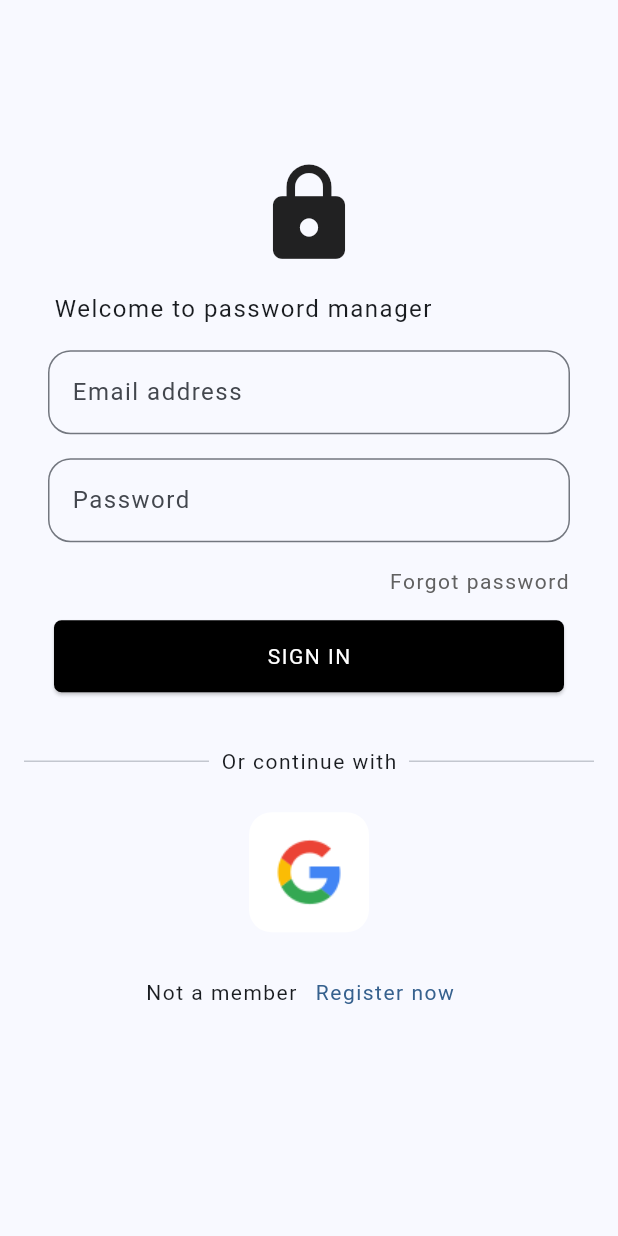
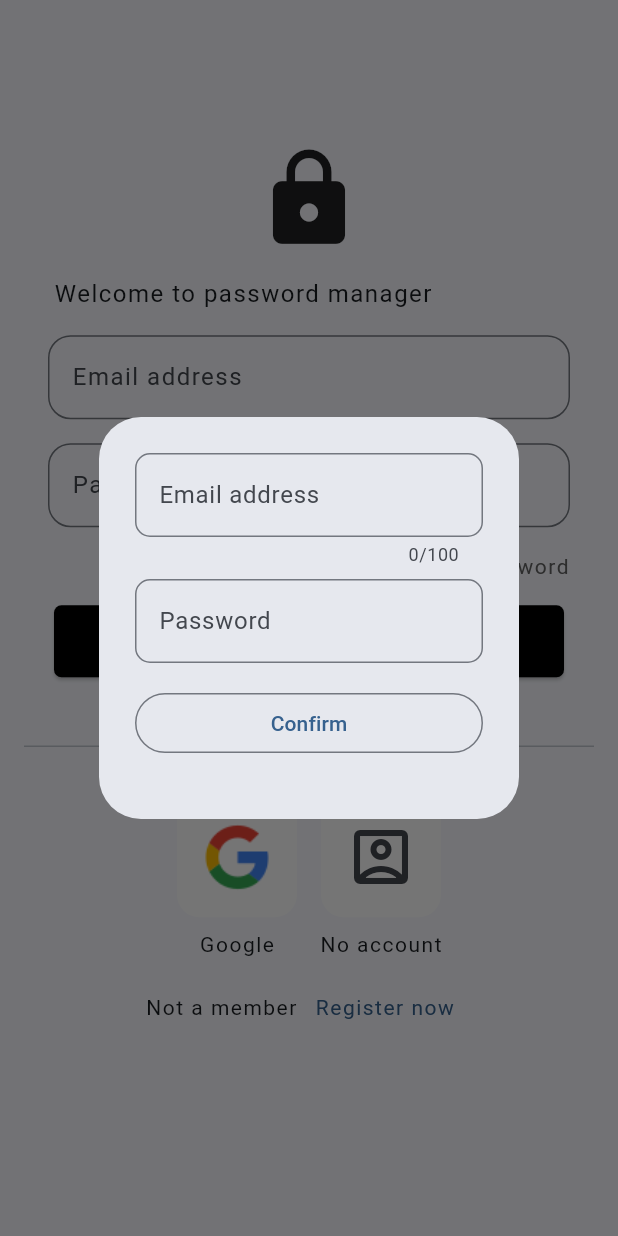
Before and after one commit to NetoBatista/password_manager, a Flutter app: the screen it shows after launch, after a tap on "Register now", on a phone screen of 412 x 824 dp. Run offline on Flutter 3.47's test engine with Material 2 defaults, Android fonts, the phone set to English and light mode, and no system bars; our stand-ins replace localization.

Commit message:
new account screen

```diff
--- /dev/null
+++ b/lib/core/model/new_account_model.dart
@@ -0,0 +1,10 @@
+class NewAccountModel {
+  String emailAddress;
+
+  String password;
+
+  NewAccountModel({
+    required this.emailAddress,
+    required this.password,
+  });
+}
--- a/lib/features/login/login_page.dart
+++ b/lib/features/login/login_page.dart
@@ -1,6 +1,7 @@
 import 'package:flutter/material.dart';
 import 'package:localization/localization.dart';
 import 'package:password_manager/extension/navigation_extension.dart';
+import 'package:password_manager/features/new_account/new_account_page.dart';
 import 'package:password_manager/validator/form_validator.dart';
 
 class LoginPage extends StatefulWidget {
@@ -81,7 +82,7 @@ class _LoginPageState extends State<LoginPage> {
                 padding: const EdgeInsets.fromLTRB(36, 16, 36, 36),
                 child: ElevatedButton(
                   onPressed: () {
-                    context.pushNamed('/home');
+                    context.pushNamedAndRemoveUntil('/home');
                   },
                   style: ElevatedButton.styleFrom(
                     backgroundColor: Colors.black,
@@ -112,6 +113,11 @@ class _LoginPageState extends State<LoginPage> {
                   ],
                 ),
               ),
+              Row(
+                mainAxisAlignment: MainAxisAlignment.center,
+                children: [
+                  Column(
+                    children: [
                       IconButton(
                         highlightColor: Colors.transparent,
                         onPressed: () {},
@@ -129,6 +135,33 @@ class _LoginPageState extends State<LoginPage> {
                           ),
                         ),
                       ),
+                      const Text('Google'),
+                    ],
+                  ),
+                  Column(
+                    children: [
+                      IconButton(
+                        highlightColor: Colors.transparent,
+                        onPressed: () {},
+                        icon: Container(
+                          decoration: BoxDecoration(
+                            borderRadius: BorderRadius.circular(15),
+                            color: Colors.white,
+                          ),
+                          child: const Padding(
+                            padding: EdgeInsets.all(16.0),
+                            child: Icon(
+                              Icons.account_box_outlined,
+                              size: 48,
+                            ),
+                          ),
+                        ),
+                      ),
+                      Text('no_account'.i18n())
+                    ],
+                  ),
+                ],
+              ),
               Padding(
                 padding: const EdgeInsets.only(top: 8, bottom: 32),
                 child: Row(
@@ -137,9 +170,19 @@ class _LoginPageState extends State<LoginPage> {
                     Flexible(child: Text('not_a_member'.i18n())),
                     Flexible(
                       child: TextButton(
-                      onPressed: () {},
+                        onPressed: () {
+                          showDialog(
+                            context: context,
+                            builder: (BuildContext context) {
+                              return const AlertDialog(
+                                content: NewAccountPage(),
+                              );
+                            },
+                          );
+                        },
                         child: Text('register_now'.i18n()),
-                    )),
+                      ),
+                    ),
                   ],
                 ),
               )
--- /dev/null
+++ b/lib/features/new_account/new_account_controller.dart
@@ -0,0 +1,14 @@
+import 'package:flutter/material.dart';
+import 'package:localization/localization.dart';
+import 'package:password_manager/core/model/new_account_model.dart';
+
+class NewAccountController {
+  var isLoadingNotifier = ValueNotifier<bool>(false);
+  var alertMessageNotifier = ValueNotifier<String>('');
+
+  Future<void> submit(NewAccountModel accountModel) async {
+    try {} catch (error) {
+      alertMessageNotifier.value = 'error_default'.i18n();
+    }
+  }
+}
--- /dev/null
+++ b/lib/features/new_account/new_account_page.dart
@@ -0,0 +1,102 @@
+import 'package:flutter/material.dart';
+import 'package:localization/localization.dart';
+import 'package:password_manager/core/model/new_account_model.dart';
+import 'package:password_manager/features/new_account/new_account_controller.dart';
+
+class NewAccountPage extends StatefulWidget {
+  const NewAccountPage({super.key});
+
+  @override
+  State<NewAccountPage> createState() => _NewAccountPageState();
+}
+
+class _NewAccountPageState extends State<NewAccountPage> {
+  final _controller = NewAccountController();
+  final _newAccountModel = NewAccountModel(
+    emailAddress: '',
+    password: '',
+  );
+
+  @override
+  Widget build(BuildContext context) {
+    return ValueListenableBuilder(
+      valueListenable: _controller.isLoadingNotifier,
+      builder: (context, valueIsLoadingNotifier, snapshot) {
+        return Padding(
+          padding: const EdgeInsets.only(top: 8.0),
+          child: Column(
+            crossAxisAlignment: CrossAxisAlignment.stretch,
+            mainAxisSize: MainAxisSize.min,
+            children: [
+              TextFormField(
+                enabled: !valueIsLoadingNotifier,
+                initialValue: _newAccountModel.emailAddress,
+                maxLength: 100,
+                decoration: InputDecoration(
+                  labelText: 'email_address'.i18n(),
+                  border: OutlineInputBorder(
+                    borderRadius: BorderRadius.circular(10.0),
+                  ),
+                ),
+                onChanged: (String? value) {
+                  _newAccountModel.emailAddress = value ?? '';
+                },
+              ),
+              const SizedBox(height: 8),
+              TextFormField(
+                enabled: !valueIsLoadingNotifier,
+                initialValue: _newAccountModel.password,
+                obscureText: true,
+                decoration: InputDecoration(
+                  labelText: 'password'.i18n(),
+                  border: OutlineInputBorder(
+                    borderRadius: BorderRadius.circular(10.0),
+                  ),
+                ),
+                onChanged: (String? value) {
+                  _newAccountModel.password = value ?? '';
+                },
+              ),
+              const SizedBox(height: 16),
+              OutlinedButton(
+                onPressed: valueIsLoadingNotifier
+                    ? null
+                    : () => _controller.submit(_newAccountModel),
+                child: Text('confirm'.i18n()),
+              ),
+              const SizedBox(height: 16),
+              Visibility(
+                visible: valueIsLoadingNotifier,
+                child: const LinearProgressIndicator(),
+              ),
+              ValueListenableBuilder(
+                valueListenable: _controller.alertMessageNotifier,
+                builder: (context, valueAlertMessage, snapshot) {
+                  return Visibility(
+                    visible: valueAlertMessage.isNotEmpty,
+                    child: Row(
+                      children: [
+                        const Icon(
+                          Icons.info_outline,
+                          color: Colors.red,
+                        ),
+                        const SizedBox(width: 8),
+                        Flexible(
+                          child: Text(
+                            valueAlertMessage,
+                            textAlign: TextAlign.justify,
+                            style: const TextStyle(color: Colors.red),
+                          ),
+                        ),
+                      ],
+                    ),
+                  );
+                },
+              )
+            ],
+          ),
+        );
+      },
+    );
+  }
+}
--- a/lib/i18n/en_US.json
+++ b/lib/i18n/en_US.json
@@ -22,5 +22,6 @@
     "privacy": "Privacy",
     "change_account": "Change account",
     "know_more": "Know more",
-    "settings": "Settings"
+    "settings": "Settings",
+    "no_account": "No account"
 }
--- a/lib/i18n/pt_BR.json
+++ b/lib/i18n/pt_BR.json
@@ -7,7 +7,7 @@
     "forgot_password": "Esqueceu a senha?",
     "or_continue_with": "Ou continue com",
     "sign_in": "Entrar",
-    "not_a_member": "Não é um membro?",
+    "not_a_member": "Não possui conta?",
     "register_now": "Registre-se agora",
     "search": "Pesquisar",
     "registered_passwords": "Senhas cadastradas",
@@ -22,5 +22,6 @@
     "privacy": "Privacidade",
     "change_account": "Trocar conta",
     "know_more": "Saiba mais",
-    "settings": "Configurações"
+    "settings": "Configurações",
+    "no_account": "Sem conta"
 }
```
Lines whose indentation alone changed are shown as unchanged.
